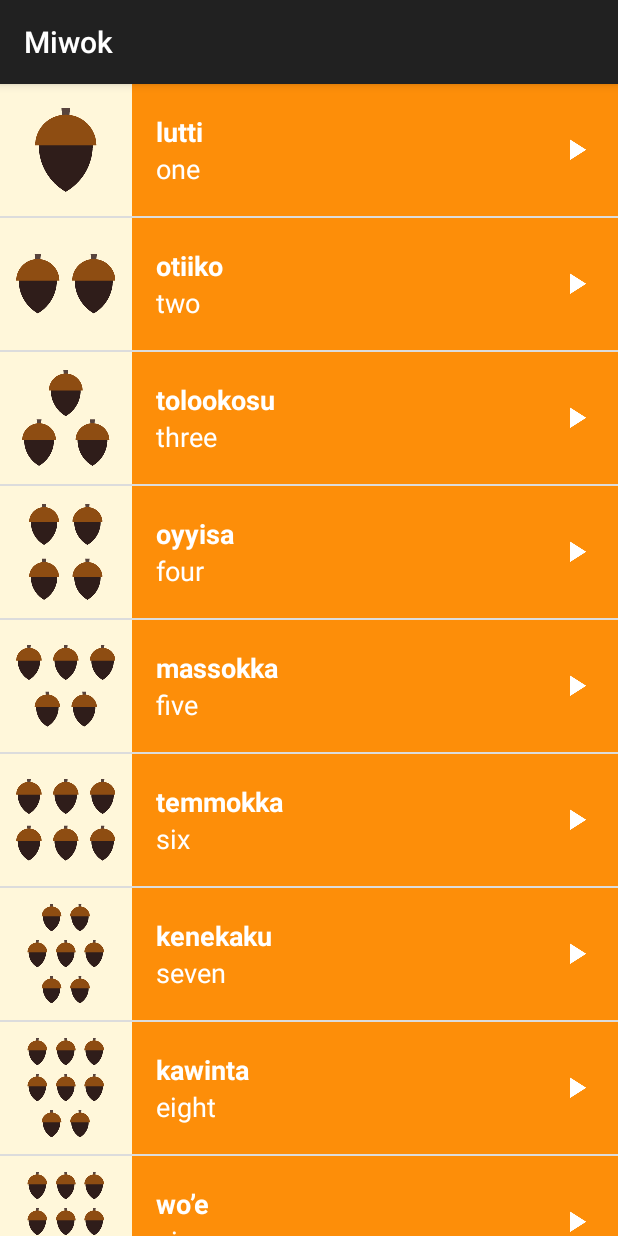
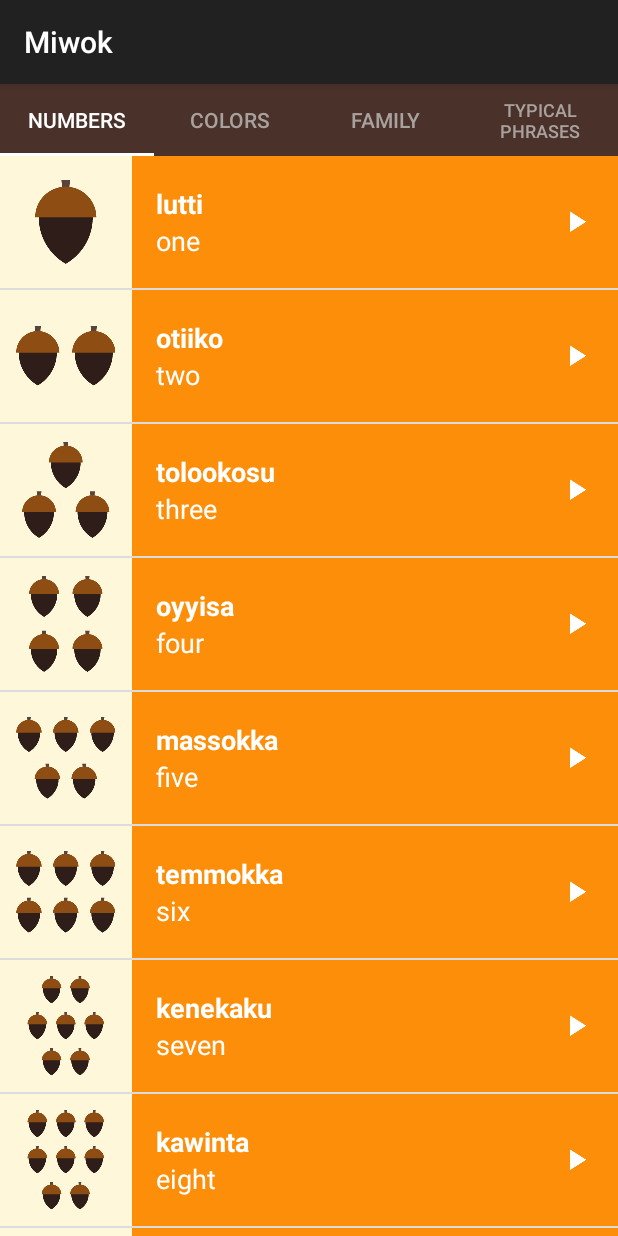
Before and after one commit to tsitokely/Miwok, an Android app: the screen it shows after launch (MainActivity), on a phone screen of 412 x 824 dp. Run offline under Robolectric (Android 15) with nearby library versions, the phone set to English and light mode, and no system bars.

Commit message:
Change navigation to tabs

```diff
--- a/app/build.gradle
+++ b/app/build.gradle
@@ -27,4 +27,6 @@ dependencies {
     testImplementation 'junit:junit:4.12'
     androidTestImplementation 'androidx.test.ext:junit:1.1.1'
     androidTestImplementation 'androidx.test.espresso:espresso-core:3.2.0'
+    //noinspection GradleCompatible
+    implementation 'com.android.support:design:23.3.0'
 }
--- a/app/src/main/java/com/example/android/miwok/CategoryAdapter.java
+++ b/app/src/main/java/com/example/android/miwok/CategoryAdapter.java
@@ -5,8 +5,10 @@ import androidx.fragment.app.FragmentManager;
 import androidx.fragment.app.FragmentPagerAdapter;
 
 public class CategoryAdapter extends FragmentPagerAdapter {
+    final int PAGE_COUNT = 4;
+    private String tabTitles[] = new String[]{"Numbers", "Colors", "Family", "Typical Phrases"};
 
-    public CategoryAdapter(FragmentManager fm) {
+    public CategoryAdapter(FragmentManager fm, MainActivity mainActivity) {
         super(fm);
     }
 
@@ -14,10 +16,10 @@ public class CategoryAdapter extends FragmentPagerAdapter {
     public Fragment getItem(int position) {
         if (position == 0) {
             return new NumbersFragment();
-        } else if (position == 1){
+        } else if (position == 1) {
+            return new FamilyFragment();
+        } else if (position == 2) {
             return new ColorsFragment();
-        } else if (position == 2) {
-            return new FamilyFragment();
         } else {
             return new PhrasesFragment();
         }
@@ -25,6 +27,12 @@ public class CategoryAdapter extends FragmentPagerAdapter {
 
     @Override
     public int getCount() {
-        return 4;
+        return PAGE_COUNT;
+    }
+
+    @Override
+    public CharSequence getPageTitle(int position) {
+        // Generate title based on item position
+        return tabTitles[position];
     }
 }
--- a/app/src/main/java/com/example/android/miwok/MainActivity.java
+++ b/app/src/main/java/com/example/android/miwok/MainActivity.java
@@ -20,6 +20,8 @@ import android.os.Bundle;
 import androidx.appcompat.app.AppCompatActivity;
 import androidx.viewpager.widget.ViewPager;
 
+import com.google.android.material.tabs.TabLayout;
+
 public class MainActivity extends AppCompatActivity {
 
     @Override
@@ -29,13 +31,14 @@ public class MainActivity extends AppCompatActivity {
         // Set the content of the activity to use the activity_main.xml layout file
         setContentView(R.layout.activity_main);
 
-        // Find the view pager that will allow the user to swipe between fragments
+        // Get the ViewPager and set it's PagerAdapter so that it can display items
         ViewPager viewPager = (ViewPager) findViewById(R.id.viewpager);
+        viewPager.setAdapter(new CategoryAdapter(getSupportFragmentManager(),
+                MainActivity.this));
 
-        // Create an adapter that knows which fragment should be shown on each page
-        CategoryAdapter adapter = new CategoryAdapter(getSupportFragmentManager());
+        // Give the TabLayout the ViewPager
+        TabLayout tabLayout = (TabLayout) findViewById(R.id.sliding_tabs);
+        tabLayout.setupWithViewPager(viewPager);
 
-        // Set the adapter onto the view pager
-        viewPager.setAdapter(adapter);
     }
 }
--- a/app/src/main/res/layout/activity_main.xml
+++ b/app/src/main/res/layout/activity_main.xml
@@ -21,6 +21,18 @@
     android:orientation="vertical"
     tools:context="com.example.android.miwok.MainActivity">
 
+    <com.google.android.material.tabs.TabLayout android:id="@+id/sliding_tabs"
+        android:layout_width="match_parent"
+        android:layout_height="wrap_content"
+        xmlns:app="http://schemas.android.com/apk/res-auto"
+        app:tabMaxWidth="0dp"
+        app:tabGravity="fill"
+        app:tabMode="fixed"
+        app:tabTextColor="#A8A19E"
+        app:tabSelectedTextColor="#FFFFFF"
+        app:tabIndicatorColor="#FFFFFF"
+        android:background="#4A312A" />
+
     <androidx.viewpager.widget.ViewPager
         android:id="@+id/viewpager"
         android:layout_width="match_parent"
--- /dev/null
+++ b/app/src/main/res/layout/fragment_page.xml
@@ -0,0 +1,5 @@
+<?xml version="1.0" encoding="utf-8"?>
+<TextView xmlns:android="http://schemas.android.com/apk/res/android"
+    android:layout_width="match_parent"
+    android:layout_height="match_parent"
+    android:gravity="center" />
```
Also changed, not shown: app/src/main/java/com/example/android/miwok/PageFragment.java (added, +40 -0 lines), app/src/main/res/values/themes.xml (added, +18 -0 lines).
